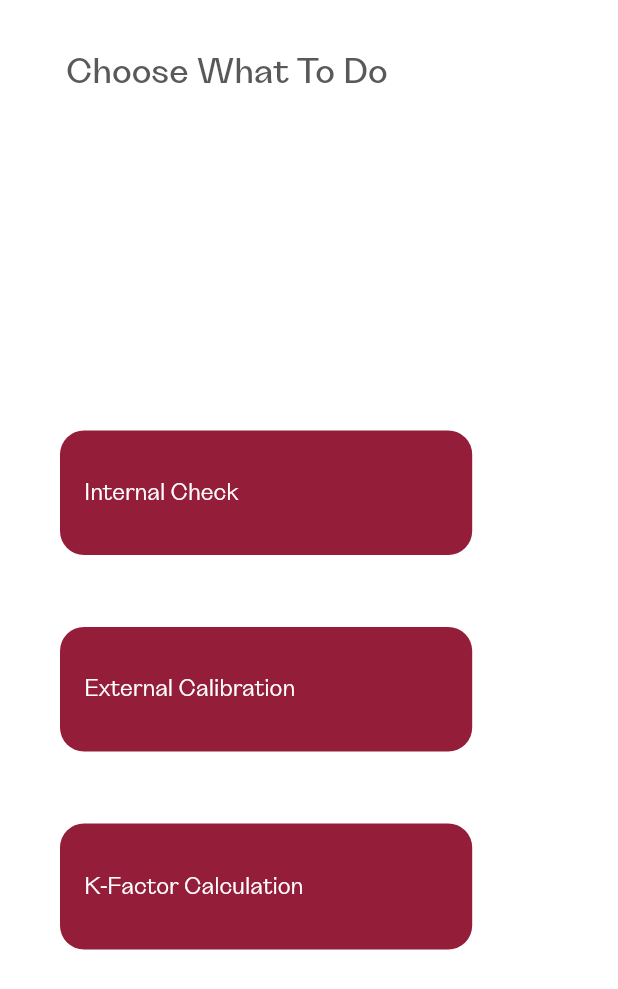
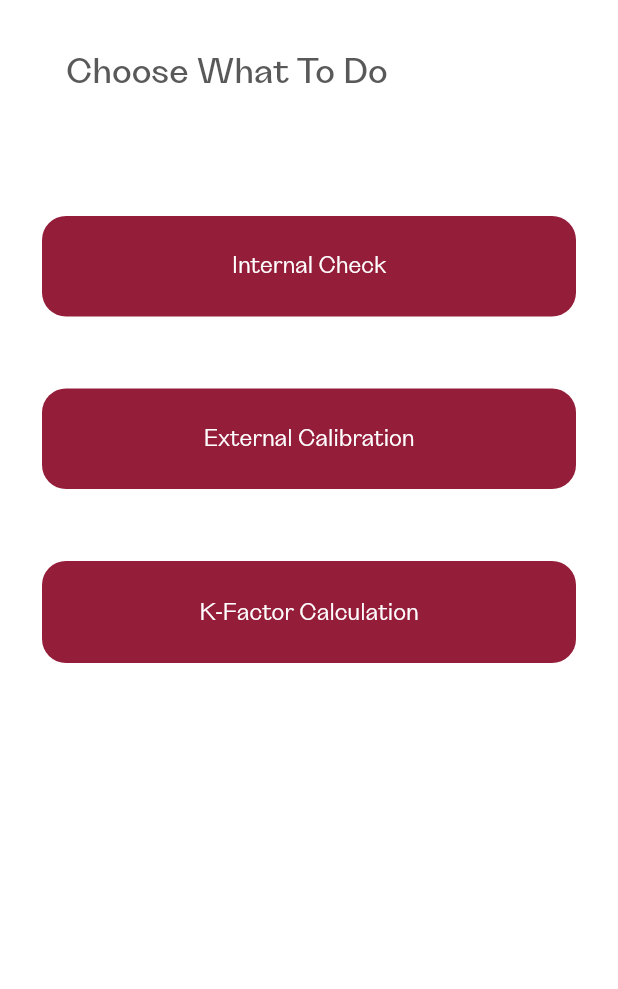
Before and after one commit to Arch-Unique/BestafToolkit, a Flutter app: the screen it shows after launch, on a phone screen of 412 x 824 dp. Shown: the top 989 px of the screen. Run offline on Flutter 3.47's test engine with Material 2 defaults, Android fonts, the phone set to English and light mode, and no system bars; our stand-ins replace cached_network_image, connectivity_plus, dio, flutter_svg, get, get_storage and 3 more; missing offline and left inert: excel, syncfusion_flutter_xlsio; statements that could not run were skipped.

Commit message:
fix some bugs

```diff
--- a/lib/src/features/modes/models/lanemeter.dart
+++ b/lib/src/features/modes/models/lanemeter.dart
@@ -14,4 +14,9 @@ class LaneMeter {
       this.model = "",
       this.serialno = "",
       this.flowrange = ""});
+
+  @override
+  String toString() {
+    return "${location.title} - $lane";
+  }
 }
--- a/lib/src/features/onboarding_screen.dart
+++ b/lib/src/features/onboarding_screen.dart
@@ -4,11 +4,10 @@ import 'package:bestaf_toolkit/src/src_barrel.dart';
 import 'package:flutter/material.dart';
 import 'package:get/get.dart';
 
-import 'modes/controllers/toolkit_controller.dart';
 import 'modes/views/barrel.dart';
 
 class OnboardingScreen extends StatefulWidget {
-  OnboardingScreen({super.key});
+  const OnboardingScreen({super.key});
 
   @override
   State<OnboardingScreen> createState() => _OnboardingScreenState();
@@ -16,43 +15,52 @@ class OnboardingScreen extends StatefulWidget {
 
 class _OnboardingScreenState extends State<OnboardingScreen> {
   final screens = [
-    InternalCheckPage(),
-    ExternalCalibPage(),
-    KFactorCalculatorPage(),
+    const InternalCheckPage(),
+    const ExternalCalibPage(),
+    const KFactorCalculatorPage(),
   ];
 
   @override
   void initState() {
     // TODO: implement initState
-
+    print("in init");
     super.initState();
   }
 
   @override
   Widget build(BuildContext context) {
+    print(Ui.width(context));
     return Scaffold(
       appBar: backAppBar(hasBack: false, title: "Choose What To Do"),
       body: Ui.padding(
+        child: SingleChildScrollView(
           child: Column(
               mainAxisAlignment: MainAxisAlignment.center,
               children: List.generate(
                   ToolkitModes.values.length, (index) => menuItem(index))),
         ),
+      ),
     );
   }
 
   menuItem(int i) {
-    return CurvedContainer(
+    return Align(
+      alignment: Alignment.center,
+      child: CurvedContainer(
         radius: 16,
-      width: Ui.width(context) * 0.667,
-      margin: const EdgeInsets.symmetric(horizontal: 16, vertical: 24),
-      padding: const EdgeInsets.symmetric(horizontal: 16, vertical: 32),
+        width: Ui.width(context) - 56,
+        margin: const EdgeInsets.symmetric(vertical: 24),
+        padding: const EdgeInsets.symmetric(horizontal: 16, vertical: 24),
         onPressed: () {
           Get.to(screens[i]);
         },
         color: AppColors.primaryColor,
-      child:
-          AppText.button(ToolkitModes.values[i].title, color: AppColors.white),
+        child: AppText.button(
+          ToolkitModes.values[i].title,
+          color: AppColors.white,
+          alignment: TextAlign.center,
+        ),
+      ),
     );
   }
 }
--- a/lib/src/global/ui/widgets/fields/custom_textfield.dart
+++ b/lib/src/global/ui/widgets/fields/custom_textfield.dart
@@ -48,9 +48,7 @@ class CustomTextField extends StatelessWidget {
 
     return StatefulBuilder(builder: (context, setState) {
       return SizedBox(
-        width: isEntry
-            ? ((Ui.width(context) - 48) * 0.1667)
-            : Ui.width(context) - 48,
+        width: isEntry ? 84 : Ui.width(context) - 48,
         child: Column(
           mainAxisSize: MainAxisSize.min,
           crossAxisAlignment: CrossAxisAlignment.start,
@@ -146,7 +144,7 @@ class CustomTextField extends StatelessWidget {
                 hintStyle: TextStyle(
                     fontSize: fs,
                     fontWeight: FontWeight.w400,
-                    color: AppColors.disabledColor),
+                    color: AppColors.textColor.withOpacity(0.6)),
               ),
             ),
             SizedBox(
--- a/lib/src/global/views/pages.dart
+++ b/lib/src/global/views/pages.dart
@@ -2,14 +2,15 @@ import 'package:get/get.dart';
 
 import '../../features/onboarding_screen.dart';
 import '../../src_barrel.dart';
-import '../../utils/constants/routes/middleware/auth_middleware.dart';
+// import '../../utils/constants/routes/middleware/auth_middleware.dart';
 
 class AppPages {
   static List<GetPage> getPages = [
     GetPage(
-        name: AppRoutes.home,
-        page: () => OnboardingScreen(),
-        middlewares: [AuthMiddleWare()]),
+      name: AppRoutes.home,
+      page: () => const OnboardingScreen(),
+      // middlewares: [AuthMiddleWare()]
+    ),
     // GetPage(name: AppRoutes.auth, page: () => AuthScreen()),
     // GetPage(name: AppRoutes.dashboard, page: () => DashboardScreen()),
   ];
--- a/lib/src/utils/enums/enums.dart
+++ b/lib/src/utils/enums/enums.dart
@@ -12,12 +12,13 @@ enum PasswordStrength {
 
 enum FPL {
   email(TextInputType.emailAddress),
-  number(TextInputType.number),
+  number(TextInputType.numberWithOptions(decimal: true, signed: true)),
   text(TextInputType.text),
   password(TextInputType.visiblePassword),
   multi(TextInputType.multiline, maxLength: 1000, maxLines: 5),
   phone(TextInputType.phone),
-  money(TextInputType.number),
+  money(TextInputType.numberWithOptions(decimal: true, signed: true),
+      maxLength: 20),
 
   //card details
   cvv(TextInputType.number, maxLength: 4),
```
Also changed, not shown: lib/src/features/modes/controllers/toolkit_controller.dart (+55 -43 lines), lib/src/features/modes/views/external_check/external_check_page.dart (+8 -7 lines), lib/src/features/modes/views/internal_check/internal_check_page.dart (+10 -9 lines), lib/src/features/modes/views/k_factor-calculator/k_fac_calc_page.dart (+16 -7 lines), lib/src/features/modes/views/util_widgets.dart (+31 -12 lines), 22 other files. Lines whose indentation alone changed are shown as unchanged.
